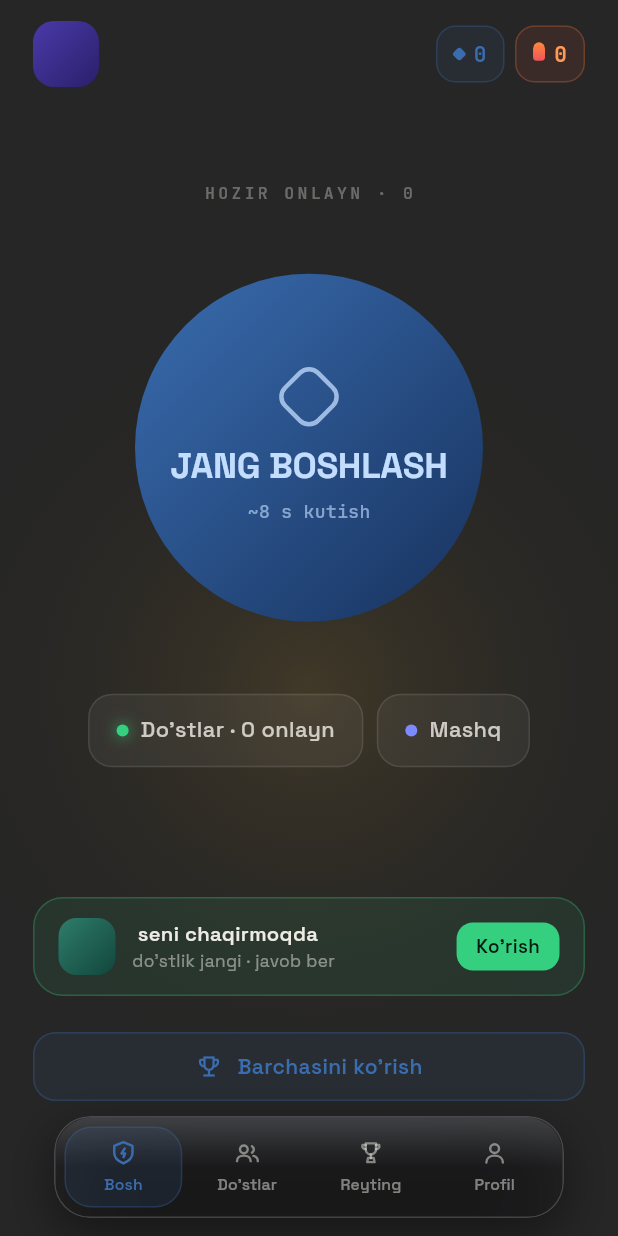
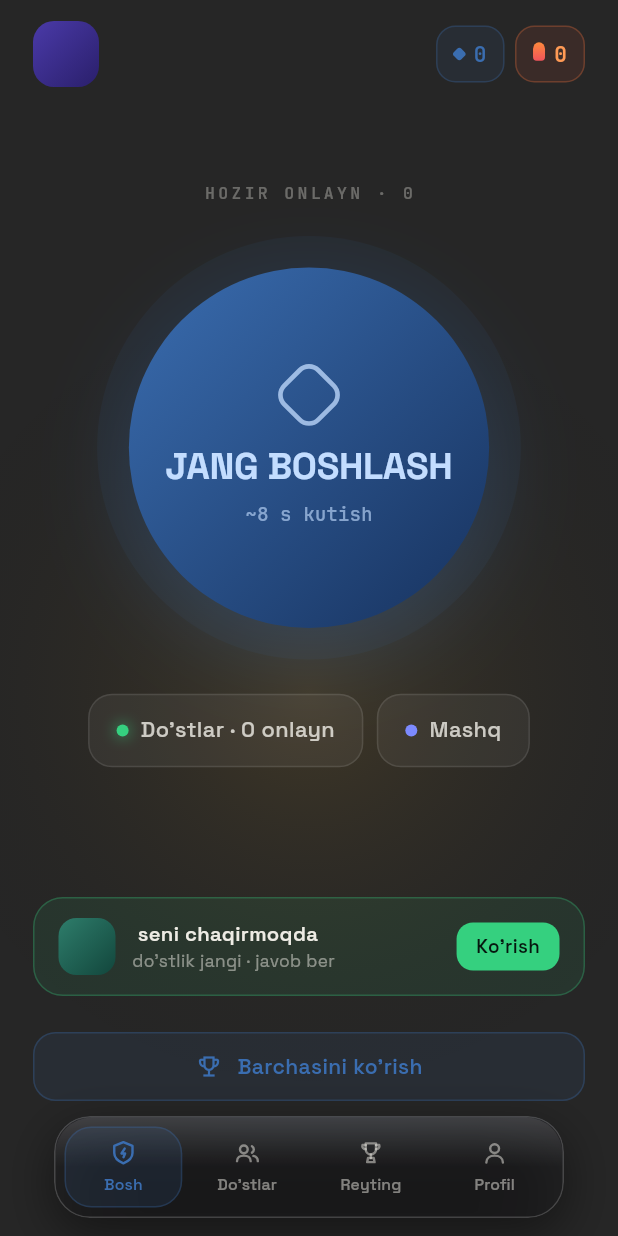
Before and after one commit to benxur01/wordbattlemobileapp, a Flutter app: the LobbyScreen widget shown alone on an empty page, opened directly with empty values, on a phone screen of 412 x 824 dp. Run offline on Flutter 3.47's test engine with Material 3 defaults, Android fonts, the phone set to English and light mode, and no system bars; our stand-ins replace app_links, google_sign_in, share_plus, shared_preferences; missing offline and left inert: google_sign_in_web; accounts and stored records are empty; network calls fail.

Commit message:
Revert "Remove pulsing glow behind the lobby start-battle button"
This reverts commit dc56a45180396c859c9b414e075a845b8a51f6a4.

```diff
--- a/lib/screens/lobby_screen.dart
+++ b/lib/screens/lobby_screen.dart
@@ -8,6 +8,7 @@ import '../api/tournament_models.dart';
 import '../theme.dart';
 import '../widgets/bottom_nav.dart';
 import '../widgets/flame_badge.dart';
+import '../widgets/glow_orb.dart';
 import '../widgets/primary_button.dart';
 
 class LobbyScreen extends StatelessWidget {
@@ -174,7 +175,9 @@ class LobbyScreen extends StatelessWidget {
                     ),
                   ),
                   const SizedBox(height: 22),
-                  Pressable(
+                  GlowOrb(
+                    glowColor: WBColors.accent,
+                    child: Pressable(
                       onTap: onStartMatch,
                       pressScale: .97,
                       child: Container(
@@ -224,6 +227,7 @@ class LobbyScreen extends StatelessWidget {
                               ),
                             ),
                           ],
+                        ),
                       ),
                     ),
                   ),
```
Lines whose indentation alone changed are shown as unchanged.
